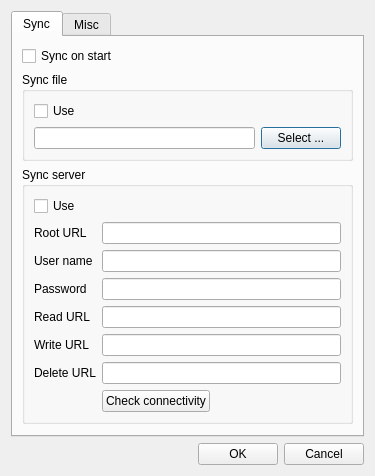
Before: the Qt Designer form Qt-SESAM/optionsdialog.ui in 607011/Qt-SESAM, drawn with Qt 5.
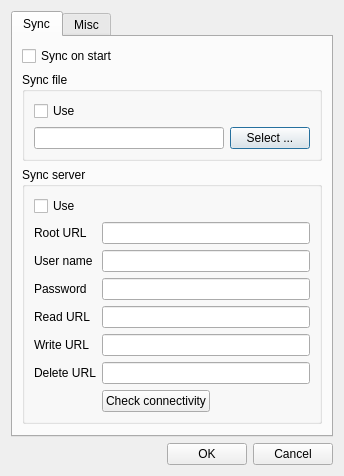
After: the same form once the commit is applied. The open tabs and pages were chosen to show the change.

Commit message: First tab now visible on show.

```diff
--- a/Qt-SESAM/optionsdialog.ui
+++ b/Qt-SESAM/optionsdialog.ui
@@ -6,7 +6,7 @@
    <rect>
     <x>0</x>
     <y>0</y>
-    <width>375</width>
+    <width>343</width>
     <height>465</height>
    </rect>
   </property>
```
Left out of the diff: 2 changed lines with no effect on the pictures.
